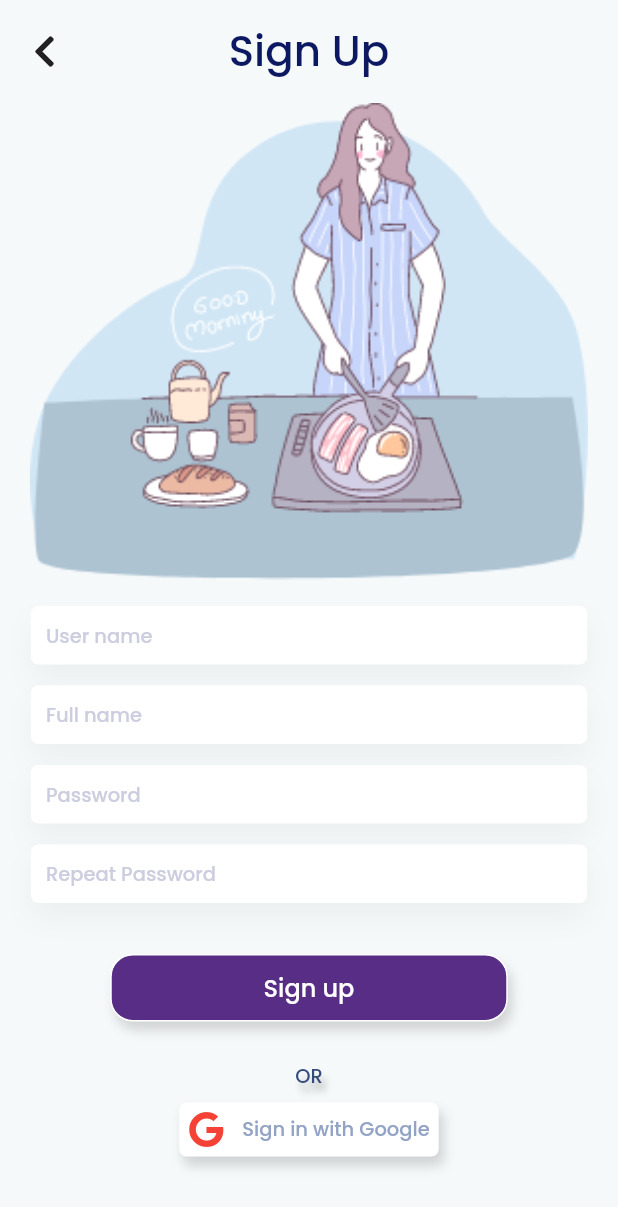
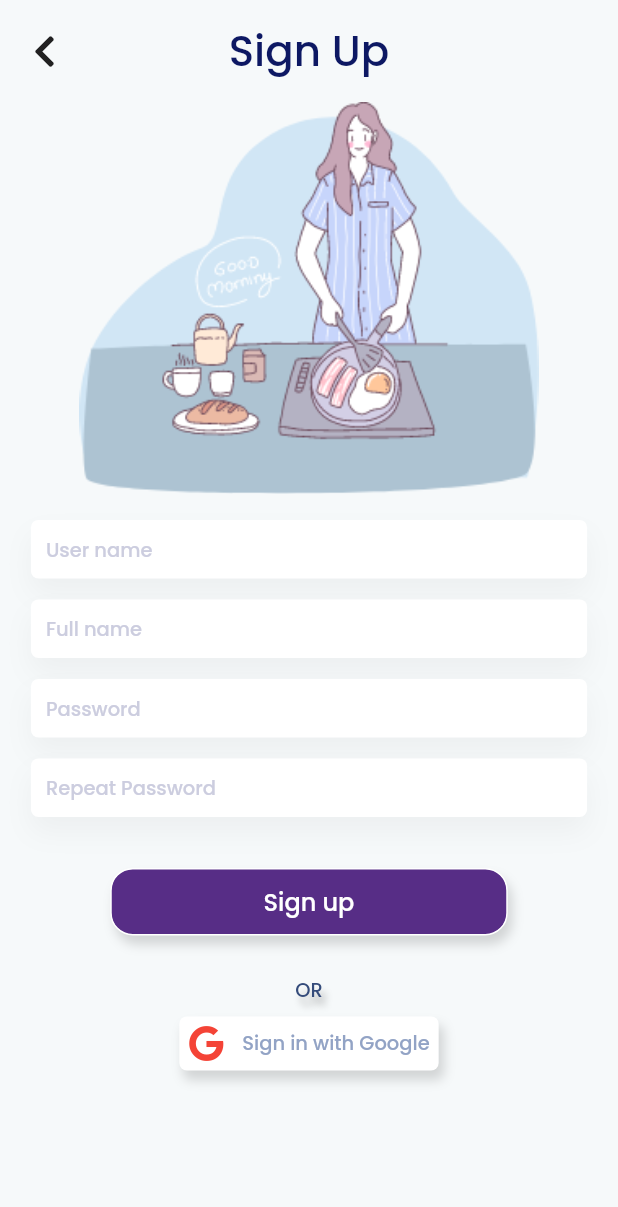
Before and after one commit to LaRoza-dev/Frigo-Frontend, a Flutter app: the SignUpPage screen opened by its route, on a phone screen of 412 x 824 dp. Shown: the top 1207 px of the screen. Run offline on Flutter 3.47's test engine with Material 2 defaults, Android fonts, the light colour scheme and no system bars; our stand-ins replace flutter_dotenv, font_awesome_flutter, form_field_validator, get, get_storage, google_sign_in and 2 more; accounts and stored records are empty.

Commit message:
signin and signup page responsive with mediaquery

```diff
--- a/lib/screens/signup_page.dart
+++ b/lib/screens/signup_page.dart
@@ -27,13 +27,15 @@ class SignUpPage extends GetView {
         child: SingleChildScrollView(
           reverse: false,
           child: Container(
-            height: height -
-                (Platform.isIOS
-                    ? height / 9
-                    : Platform.isAndroid
-                        ? 25
-                        : 0),
-            width: width,
+            // height: height -
+            //     (Platform.isIOS
+            //         ? height / 9
+            //         : Platform.isAndroid
+            //             ? 25
+            //             : 0),
+            // width: width,
+            height:MediaQuery.of(context).size.height*0.9,
+            width:MediaQuery.of(context).size.width,
             child: Form(
               //autovalidateMode: AutovalidateMode.always,
               key: formController.loginFormKey,
```
Also changed, not shown: lib/screens/signin_page.dart (+9 -7 lines).
